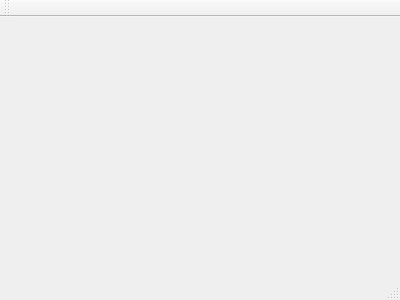
taywon18/taycrayon, file mainwindow.ui: the form before one commit.
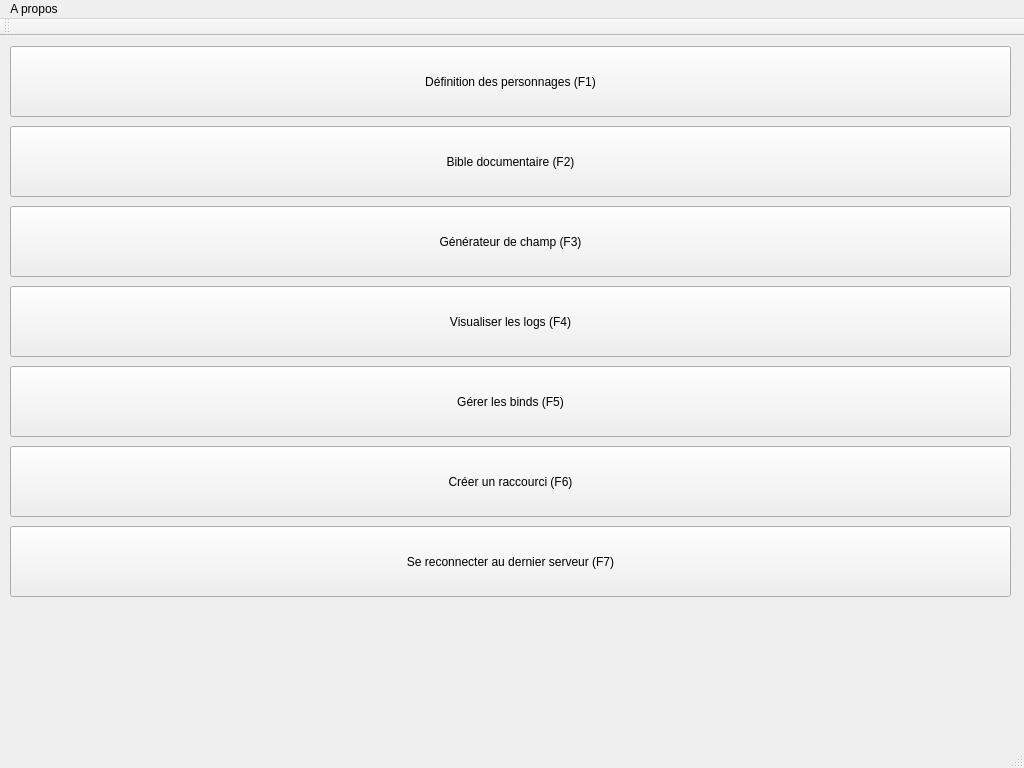
The form after the commit. Icons and pictures are not drawn.

Diff of the .ui file:
```diff
--- a/mainwindow.ui
+++ b/mainwindow.ui
@@ -1,24 +1,252 @@
 <ui version="4.0">
  <class>MainWindow</class>
- <widget class="QMainWindow" name="MainWindow" >
-  <property name="geometry" >
+ <widget class="QMainWindow" name="MainWindow">
+  <property name="geometry">
    <rect>
     <x>0</x>
     <y>0</y>
-    <width>400</width>
-    <height>300</height>
+    <width>1024</width>
+    <height>768</height>
    </rect>
   </property>
   <property name="windowTitle" >
    <string>MainWindow</string>
   </property>
-  <widget class="QMenuBar" name="menuBar" />
-  <widget class="QToolBar" name="mainToolBar" />
-  <widget class="QWidget" name="centralWidget" />
-  <widget class="QStatusBar" name="statusBar" />
+  <property name="windowIcon">
+   <iconset resource="res/res.qrc">
+    <normaloff>:/sharpener.png</normaloff>:/sharpener.png</iconset>
+  </property>
+  <widget class="QWidget" name="centralWidget">
+   <widget class="QPushButton" name="characterSetButton">
+    <property name="geometry">
+     <rect>
+      <x>10</x>
+      <y>10</y>
+      <width>1001</width>
+      <height>71</height>
+     </rect>
+    </property>
+    <property name="text">
+     <string>Définition des personnages (F1)</string>
+    </property>
+    <property name="icon">
+     <iconset resource="res/res.qrc">
+      <normaloff>:/person.png</normaloff>:/person.png</iconset>
+    </property>
+    <property name="iconSize">
+     <size>
+      <width>64</width>
+      <height>64</height>
+     </size>
+    </property>
+    <property name="shortcut">
+     <string>F1</string>
+    </property>
+   </widget>
+   <widget class="QPushButton" name="BibleButton">
+    <property name="geometry">
+     <rect>
+      <x>10</x>
+      <y>90</y>
+      <width>1001</width>
+      <height>71</height>
+     </rect>
+    </property>
+    <property name="text">
+     <string>Bible documentaire (F2)</string>
+    </property>
+    <property name="icon">
+     <iconset resource="res/res.qrc">
+      <normaloff>:/book.png</normaloff>:/book.png</iconset>
+    </property>
+    <property name="iconSize">
+     <size>
+      <width>64</width>
+      <height>64</height>
+     </size>
+    </property>
+    <property name="shortcut">
+     <string>F2</string>
+    </property>
+   </widget>
+   <widget class="QPushButton" name="FillerButton">
+    <property name="geometry">
+     <rect>
+      <x>10</x>
+      <y>170</y>
+      <width>1001</width>
+      <height>71</height>
+     </rect>
+    </property>
+    <property name="text">
+     <string>Générateur de champ (F3)</string>
+    </property>
+    <property name="icon">
+     <iconset resource="res/res.qrc">
+      <normaloff>:/gear.png</normaloff>:/gear.png</iconset>
+    </property>
+    <property name="iconSize">
+     <size>
+      <width>64</width>
+      <height>64</height>
+     </size>
+    </property>
+    <property name="shortcut">
+     <string>F3</string>
+    </property>
+   </widget>
+   <widget class="QPushButton" name="LogButton">
+    <property name="geometry">
+     <rect>
+      <x>10</x>
+      <y>250</y>
+      <width>1001</width>
+      <height>71</height>
+     </rect>
+    </property>
+    <property name="text">
+     <string>Visualiser les logs (F4)</string>
+    </property>
+    <property name="icon">
+     <iconset resource="res/res.qrc">
+      <normaloff>:/library.png</normaloff>:/library.png</iconset>
+    </property>
+    <property name="iconSize">
+     <size>
+      <width>64</width>
+      <height>64</height>
+     </size>
+    </property>
+    <property name="shortcut">
+     <string>F4</string>
+    </property>
+    <property name="default">
+     <bool>false</bool>
+    </property>
+    <property name="flat">
+     <bool>false</bool>
+    </property>
+   </widget>
+   <widget class="QPushButton" name="BindButton">
+    <property name="geometry">
+     <rect>
+      <x>10</x>
+      <y>330</y>
+      <width>1001</width>
+      <height>71</height>
+     </rect>
+    </property>
+    <property name="text">
+     <string>Gérer les binds (F5)</string>
+    </property>
+    <property name="icon">
+     <iconset resource="res/res.qrc">
+      <normaloff>:/keyboard.png</normaloff>:/keyboard.png</iconset>
+    </property>
+    <property name="iconSize">
+     <size>
+      <width>64</width>
+      <height>64</height>
+     </size>
+    </property>
+    <property name="shortcut">
+     <string>F5</string>
+    </property>
+   </widget>
+   <widget class="QPushButton" name="ShortcutButton">
+    <property name="geometry">
+     <rect>
+      <x>10</x>
+      <y>410</y>
+      <width>1001</width>
+      <height>71</height>
+     </rect>
+    </property>
+    <property name="text">
+     <string>Créer un raccourci (F6)</string>
+    </property>
+    <property name="icon">
+     <iconset resource="res/res.qrc">
+      <normaloff>:/shortcut.png</normaloff>:/shortcut.png</iconset>
+    </property>
+    <property name="iconSize">
+     <size>
+      <width>64</width>
+      <height>64</height>
+     </size>
+    </property>
+    <property name="shortcut">
+     <string>F6</string>
+    </property>
+   </widget>
+   <widget class="QPushButton" name="ReconnectButton">
+    <property name="geometry">
+     <rect>
+      <x>10</x>
+      <y>490</y>
+      <width>1001</width>
+      <height>71</height>
+     </rect>
+    </property>
+    <property name="text">
+     <string>Se reconnecter au dernier serveur (F7)</string>
+    </property>
+    <property name="icon">
+     <iconset resource="res/res.qrc">
+      <normaloff>:/reload.png</normaloff>:/reload.png</iconset>
+    </property>
+    <property name="iconSize">
+     <size>
+      <width>64</width>
+      <height>64</height>
+     </size>
+    </property>
+    <property name="shortcut">
+     <string>F7</string>
+    </property>
+   </widget>
+  </widget>
+  <widget class="QMenuBar" name="menuBar">
+   <property name="geometry">
+    <rect>
+     <x>0</x>
+     <y>0</y>
+     <width>1024</width>
+     <height>21</height>
+    </rect>
+   </property>
+   <widget class="QMenu" name="menuA_propos">
+    <property name="title">
+     <string>A propos</string>
+    </property>
+    <addaction name="TayformerAction"/>
+    <addaction name="qtAction"/>
+   </widget>
+   <addaction name="menuA_propos"/>
+  </widget>
+  <widget class="QToolBar" name="mainToolBar">
+   <attribute name="toolBarArea">
+    <enum>TopToolBarArea</enum>
+   </attribute>
+   <attribute name="toolBarBreak">
+    <bool>false</bool>
+   </attribute>
+  </widget>
+  <widget class="QStatusBar" name="statusBar"/>
+  <action name="TayformerAction">
+   <property name="text">
+    <string>... du TayCrayon</string>
+   </property>
+  </action>
+  <action name="qtAction">
+   <property name="text">
+    <string>... de Qt</string>
+   </property>
+  </action>
  </widget>
- <layoutDefault spacing="6" margin="11" />
- <pixmapfunction></pixmapfunction>
- <resources/>
+ <layoutdefault spacing="6" margin="11"/>
+ <resources>
+  <include location="res/res.qrc"/>
+ </resources>
  <connections/>
 </ui>
```
Left out of the diff: 5 changed lines with no effect on the pictures.
